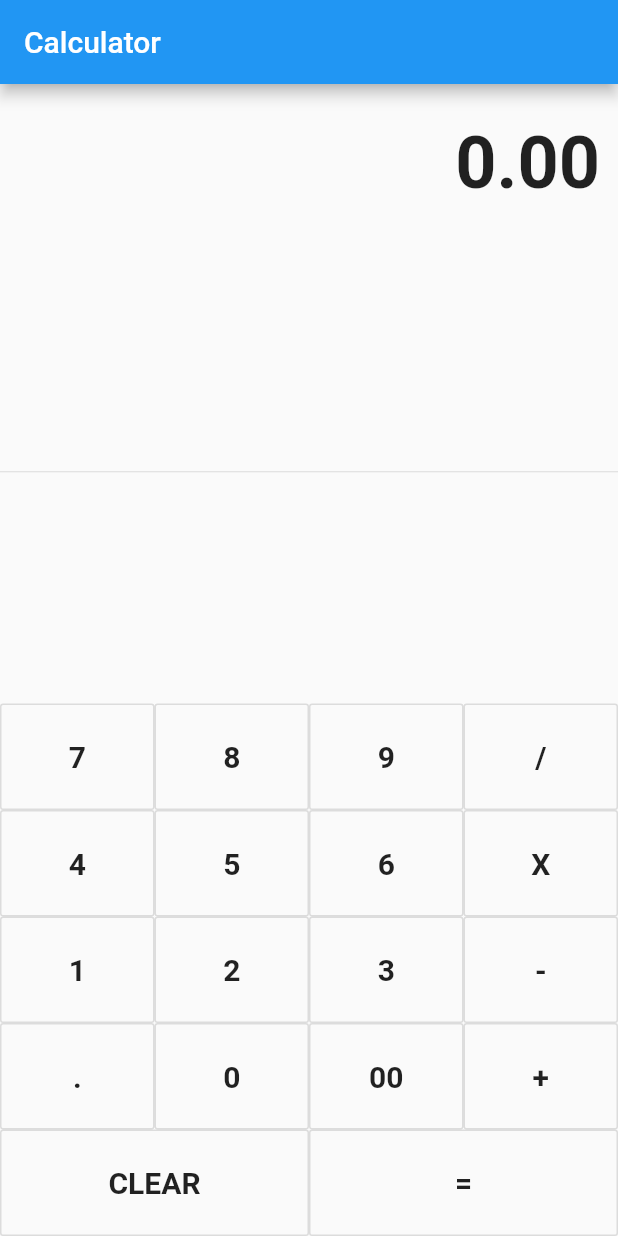
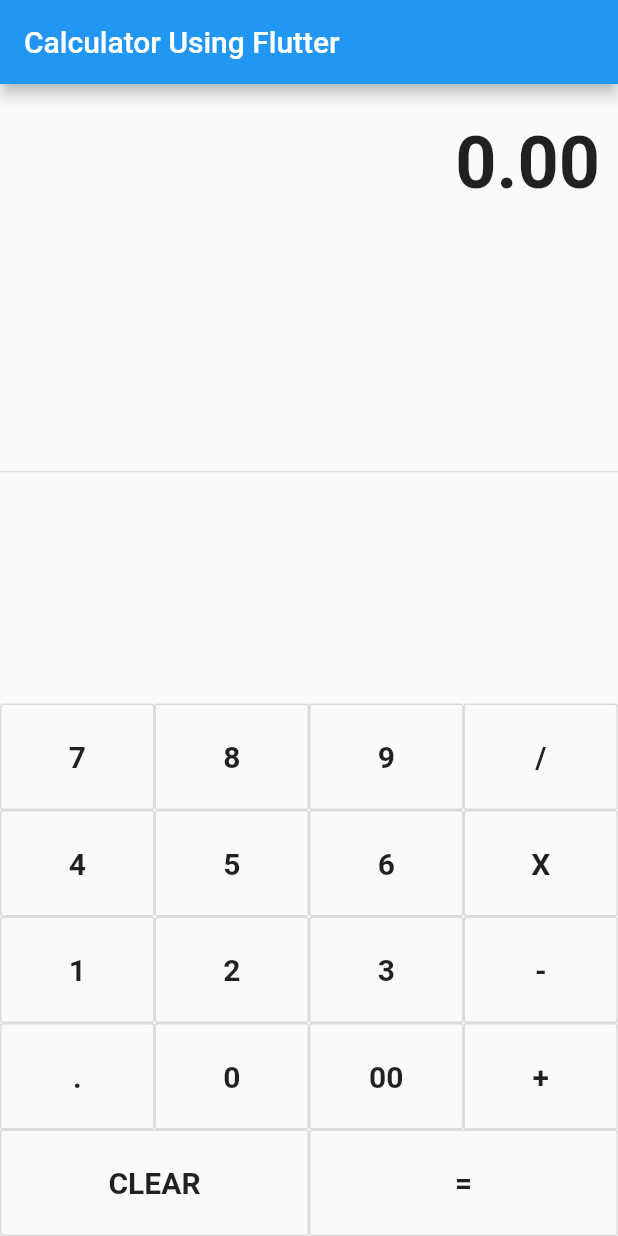
Before and after one commit to Matheus1714/flutter-calculator, a Flutter app: the screen it shows after launch, item 2 of the bottom bar chosen, on a phone screen of 412 x 824 dp. Run offline on Flutter 3.47's test engine with Material 2 defaults, Android fonts, the phone set to English and light mode, and no system bars.

Commit message:
change name top calculator

```diff
--- a/lib/main.dart
+++ b/lib/main.dart
@@ -8,11 +8,11 @@ class MyApp extends StatelessWidget {
   @override
   Widget build(BuildContext context) {
     return MaterialApp(
-      title: 'Flutter Demo',
+      title: 'Calculator',
       theme: ThemeData(
         primarySwatch: Colors.blue,
       ),
-      home: MyHomePage(title: 'Calculator'),
+      home: MyHomePage(title: 'Calculator Using Flutter'),
     );
   }
 }
@@ -48,7 +48,6 @@ class _MyHomePageState extends State<MyHomePage> {
       _output = "0";
     } else if (buttonText == ".") {
       if (_output.contains(".")) {
-        print("Already contains a decimals");
         return;
       } else {
         _output = _output + buttonText;
@@ -74,8 +73,6 @@ class _MyHomePageState extends State<MyHomePage> {
     } else {
       _output = _output + buttonText;
     }
-
-    print(_output);
     setState(() {
       output = double.parse(_output).toStringAsFixed(2);
     });
```
